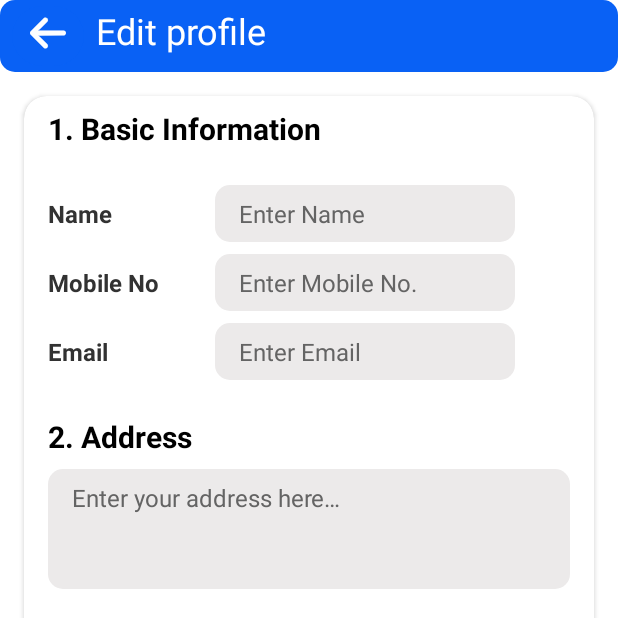
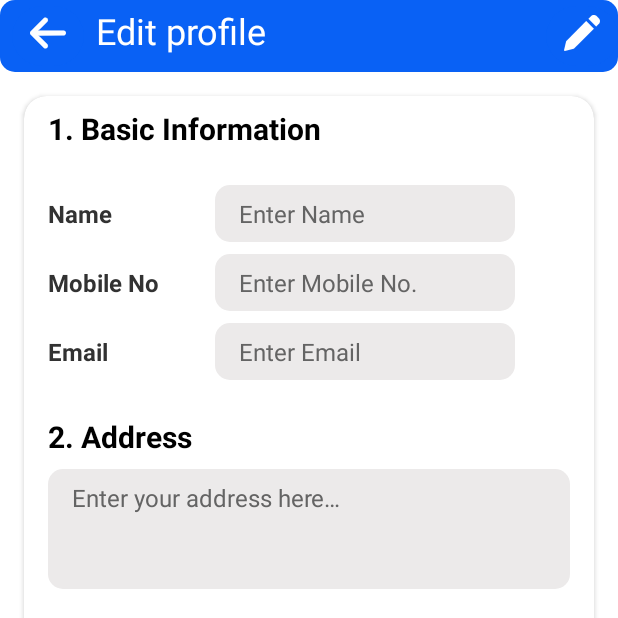
Before and after one commit to Omkharade318/A2-The-AI-learning-App, an Android app: the screen it shows after launch once a user with an empty profile is signed in (Edit_Profile), after a tap on "Edit profile", on a phone screen of 412 x 824 dp, the top half of it. Run offline under Robolectric (Android 15) with nearby library versions, the phone set to English and light mode, and no system bars; our stand-ins replace Firebase (no records; nobody signed in at launch, a user with empty details on screens opened directly), Room's generated code, navigation-ui; libraries missing offline, so code that uses them is left out: com.denzcoskun.imageslider; Roboto replaces fonts that are not available here; 6 statements that could not run were skipped; 1 other tap on this screen came first.

Commit message:
added functionality edit the info

```diff
--- a/app/src/main/AndroidManifest.xml
+++ b/app/src/main/AndroidManifest.xml
@@ -1,6 +1,8 @@
 <?xml version="1.0" encoding="utf-8"?>
 <manifest xmlns:android="http://schemas.android.com/apk/res/android"
     xmlns:tools="http://schemas.android.com/tools">
+
+    <uses-permission android:name="android.permission.POST_NOTIFICATIONS" />
 
     <application
         android:allowBackup="true"
--- a/app/src/main/java/com/example/a2lytics/data/UserViewModel.kt
+++ b/app/src/main/java/com/example/a2lytics/data/UserViewModel.kt
@@ -9,7 +9,7 @@ import kotlinx.coroutines.launch
 
 class UserViewModel(application: Application): AndroidViewModel(application = application) {
 
-    private val readAllData: LiveData<List<User>>
+    val readAllData: LiveData<List<User>>
     private val repository: UserRepository
 
     init {
--- a/app/src/main/java/com/example/a2lytics/drawer/Edit_Profile.kt
+++ b/app/src/main/java/com/example/a2lytics/drawer/Edit_Profile.kt
@@ -32,7 +32,15 @@ class Edit_Profile : AppCompatActivity() {
         }
         userViewModel = ViewModelProvider(this).get(UserViewModel::class.java)
 
-        binding.submitButton.setOnClickListener{
+        // Observe user data changes
+        userViewModel.readAllData.observe(this) { users ->
+            if (users.isNotEmpty()) {
+                val lastUser = users.last()
+                displayUserData(lastUser)
+            }
+        }
+
+        binding.submitButton.setOnClickListener {
             insertDataToDataBase()
         }
 
@@ -40,7 +48,34 @@ class Edit_Profile : AppCompatActivity() {
             finish()
         }
 
+        binding.editBtn.setOnClickListener {
+            setFieldsEditable(true)
+            Toast.makeText(this, "You can now edit your profile", Toast.LENGTH_SHORT).show()
+        }
+    }
 
+    private fun displayUserData(user: User) {
+        binding.apply {
+            userName.setText(user.userName)
+            userMobileNo.setText(user.mobileNumber)
+            userEmail.setText(user.email)
+            userAddress.setText(user.address)
+            schoolName.setText(user.schoolName)
+            educationBoard.setText(user.educationBoard)
+            userClass.setText(user.userClass)
+        }
+    }
+
+    private fun setFieldsEditable(editable: Boolean) {
+        binding.apply {
+            userName.isEnabled = editable
+            userMobileNo.isEnabled = editable
+            userEmail.isEnabled = editable
+            userAddress.isEnabled = editable
+            schoolName.isEnabled = editable
+            educationBoard.isEnabled = editable
+            userClass.isEnabled = editable
+        }
     }
 
     private fun insertDataToDataBase() {
@@ -62,22 +97,37 @@ class Edit_Profile : AppCompatActivity() {
                 schoolName = schoolName,
                 educationBoard = educationBoardName,
                 userClass = userClass
-                )
+            )
 
             userViewModel.addUser(user)
             Toast.makeText(this, "Successfully added!", Toast.LENGTH_LONG).show()
-        }
-        else{
+
+            // Make fields uneditable after saving
+            setFieldsEditable(false)
+
+            // Change button text to indicate edit mode
+            binding.submitButton.text = "Edit"
+
+            // Change button click listener to toggle edit mode
+            binding.submitButton.setOnClickListener {
+                val isEditing = binding.userName.isEnabled
+                if (isEditing) {
+                    insertDataToDataBase()
+                } else {
+                    setFieldsEditable(true)
+                    binding.submitButton.text = "Save"
+                }
+            }
+        } else {
             Toast.makeText(this, "Please fill out all fields.", Toast.LENGTH_LONG).show()
         }
     }
 
-    private fun  inputCheck(name: String, mobileNo: String, email: String, address: String, schoolName: String, educationBoardName: String, userClass: String): Boolean{
-       return !(
-               TextUtils.isEmpty(name) && TextUtils.isEmpty(mobileNo) &&
-               TextUtils.isEmpty(email) && TextUtils.isEmpty(address) &&
-               TextUtils.isEmpty(schoolName) && TextUtils.isEmpty(educationBoardName) &&
-               TextUtils.isEmpty(userClass)
-               )
+    private fun inputCheck(name: String, mobileNo: String, email: String, address: String,
+                         schoolName: String, educationBoardName: String, userClass: String): Boolean {
+        return !(TextUtils.isEmpty(name) || TextUtils.isEmpty(mobileNo) ||
+                TextUtils.isEmpty(email) || TextUtils.isEmpty(address) ||
+                TextUtils.isEmpty(schoolName) || TextUtils.isEmpty(educationBoardName) ||
+                TextUtils.isEmpty(userClass))
     }
 }
--- /dev/null
+++ b/app/src/main/res/drawable/edit_icon.xml
@@ -0,0 +1,191 @@
+<vector xmlns:android="http://schemas.android.com/apk/res/android" xmlns:aapt="http://schemas.android.com/aapt"
+    android:viewportWidth="512"
+    android:viewportHeight="512"
+    android:width="24dp"
+    android:height="24dp">
+    <path
+        android:pathData="M424.5 0L427 0.5L424.5 1L424.5 0Z"
+        android:fillColor="#FFFFFF"
+        android:fillAlpha="0.8509804"
+        android:strokeColor="#FFFFFF"
+        android:strokeAlpha="0.8509804"
+        android:strokeWidth="1" />
+    <path
+        android:pathData="M414.5 1L417 1.5L414.5 2L414.5 1Z"
+        android:fillColor="#FFFFFF"
+        android:fillAlpha="0.8509804"
+        android:strokeColor="#FFFFFF"
+        android:strokeAlpha="0.8509804"
+        android:strokeWidth="1" />
+    <path
+        android:pathData="M433.5 1L436 1.5L433.5 2L433.5 1Z"
+        android:fillColor="#FFFFFF"
+        android:fillAlpha="0.8509804"
+        android:strokeColor="#FFFFFF"
+        android:strokeAlpha="0.8509804"
+        android:strokeWidth="1" />
+    <path
+        android:pathData="M438.5 2L441 2.5L438.5 3L438.5 2Z"
+        android:fillColor="#FFFFFF"
+        android:fillAlpha="0.8509804"
+        android:strokeColor="#FFFFFF"
+        android:strokeAlpha="0.8509804"
+        android:strokeWidth="1" />
+    <path
+        android:pathData="M399.5 6L401 6.5L398.5 8L399.5 6Z"
+        android:fillColor="#FFFFFF"
+        android:fillAlpha="0.8509804"
+        android:strokeColor="#FFFFFF"
+        android:strokeAlpha="0.8509804"
+        android:strokeWidth="1" />
+    <path
+        android:pathData="M454.5 8L455.5 10L454.5 8Z"
+        android:fillColor="#FFFFFF"
+        android:fillAlpha="0.8509804"
+        android:strokeColor="#FFFFFF"
+        android:strokeAlpha="0.8509804"
+        android:strokeWidth="1" />
+    <path
+        android:pathData="M394.5 9L393.5 11L394.5 9Z"
+        android:fillColor="#FFFFFF"
+        android:fillAlpha="0.8509804"
+        android:strokeColor="#FFFFFF"
+        android:strokeAlpha="0.8509804"
+        android:strokeWidth="1" />
+    <path
+        android:pathData="M457.5 10L458.5 12L457.5 10Z"
+        android:fillColor="#FFFFFF"
+        android:fillAlpha="0.8509804"
+        android:strokeColor="#FFFFFF"
+        android:strokeAlpha="0.8509804"
+        android:strokeWidth="1" />
+    <path
+        android:pathData="M391.5 11L388.5 15L391.5 11Z"
+        android:fillColor="#FFFFFF"
+        android:fillAlpha="0.8509804"
+        android:strokeColor="#FFFFFF"
+        android:strokeAlpha="0.8509804"
+        android:strokeWidth="1" />
+    <path
+        android:pathData="M462.5 14L498.5 51L462.5 14Z"
+        android:fillColor="#FFFFFF"
+        android:fillAlpha="0.8509804"
+        android:strokeColor="#FFFFFF"
+        android:strokeAlpha="0.8509804"
+        android:strokeWidth="1" />
+    <path
+        android:pathData="M500.5 53L501.5 55L500.5 53Z"
+        android:fillColor="#FFFFFF"
+        android:fillAlpha="0.8509804"
+        android:strokeColor="#FFFFFF"
+        android:strokeAlpha="0.8509804"
+        android:strokeWidth="1" />
+    <path
+        android:pathData="M348.5 55L456.5 164L348.5 55Z"
+        android:fillColor="#FFFFFF"
+        android:fillAlpha="0.8509804"
+        android:strokeColor="#FFFFFF"
+        android:strokeAlpha="0.8509804"
+        android:strokeWidth="1" />
+    <path
+        android:pathData="M502.5 56L503.5 58L502.5 56Z"
+        android:fillColor="#FFFFFF"
+        android:fillAlpha="0.8509804"
+        android:strokeColor="#FFFFFF"
+        android:strokeAlpha="0.8509804"
+        android:strokeWidth="1" />
+    <path
+        android:pathData="M511.5 79L512 84.5L511 84.5L511.5 79Z"
+        android:fillColor="#FFFFFF"
+        android:fillAlpha="0.8509804"
+        android:strokeColor="#FFFFFF"
+        android:strokeAlpha="0.8509804"
+        android:strokeWidth="1" />
+    <path
+        android:pathData="M316.5 86L425.5 196L316.5 86Z"
+        android:fillColor="#FFFFFF"
+        android:fillAlpha="0.8509804"
+        android:strokeColor="#FFFFFF"
+        android:strokeAlpha="0.8509804"
+        android:strokeWidth="1" />
+    <path
+        android:pathData="M511.5 88L512 93.5L511 93.5L511.5 88Z"
+        android:fillColor="#FFFFFF"
+        android:fillAlpha="0.8509804"
+        android:strokeColor="#FFFFFF"
+        android:strokeAlpha="0.8509804"
+        android:strokeWidth="1" />
+    <path
+        android:pathData="M504.5 114L503.5 116L504.5 114Z"
+        android:fillColor="#FFFFFF"
+        android:fillAlpha="0.8509804"
+        android:strokeColor="#FFFFFF"
+        android:strokeAlpha="0.8509804"
+        android:strokeWidth="1" />
+    <path
+        android:pathData="M502.5 117L501.5 119L502.5 117Z"
+        android:fillColor="#FFFFFF"
+        android:fillAlpha="0.8509804"
+        android:strokeColor="#FFFFFF"
+        android:strokeAlpha="0.8509804"
+        android:strokeWidth="1" />
+    <path
+        android:pathData="M500.5 120L497.5 124L500.5 120Z"
+        android:fillColor="#FFFFFF"
+        android:fillAlpha="0.8509804"
+        android:strokeColor="#FFFFFF"
+        android:strokeAlpha="0.8509804"
+        android:strokeWidth="1" />
+    <path
+        android:pathData="M33.5 369L32.5 371L33.5 369Z"
+        android:fillColor="#FFFFFF"
+        android:fillAlpha="0.8509804"
+        android:strokeColor="#FFFFFF"
+        android:strokeAlpha="0.8509804"
+        android:strokeWidth="1" />
+    <path
+        android:pathData="M142.5 478L141.5 480L140 479.5L142.5 478Z"
+        android:fillColor="#FFFFFF"
+        android:fillAlpha="0.8509804"
+        android:strokeColor="#FFFFFF"
+        android:strokeAlpha="0.8509804"
+        android:strokeWidth="1" />
+    <path
+        android:pathData="M0.5 497L1 499.5L0 499.5L0.5 497Z"
+        android:fillColor="#FFFFFF"
+        android:fillAlpha="0.8509804"
+        android:strokeColor="#FFFFFF"
+        android:strokeAlpha="0.8509804"
+        android:strokeWidth="1" />
+    <path
+        android:pathData="M1.5 505L5 509.5L1 506.5L1.5 505Z"
+        android:fillColor="#FFFFFF"
+        android:fillAlpha="0.8509804"
+        android:strokeColor="#FFFFFF"
+        android:strokeAlpha="0.8509804"
+        android:strokeWidth="1" />
+    <path
+        android:pathData="M8.5 511L11 511.5L8.5 512L8.5 511Z"
+        android:fillColor="#FFFFFF"
+        android:fillAlpha="0.8509804"
+        android:strokeColor="#FFFFFF"
+        android:strokeAlpha="0.8509804"
+        android:strokeWidth="1" />
+    <path
+        android:pathData="M12.5 511L15 511.5L12.5 512L12.5 511Z"
+        android:fillColor="#FFFFFF"
+        android:fillAlpha="0.8509804"
+        android:strokeColor="#FFFFFF"
+        android:strokeAlpha="0.8509804"
+        android:strokeWidth="1" />
+    <path
+        android:pathData="M417.5 1L432.5 1L441.5 3L453.5 8L459.5 12L500 52.5L508 66.5L511 76.5L512 87.5L511 88.5L511 97.5L508 107.5L501 119.5L457.5 164L348 54.5L387.5 15Q398.6 4.1 417.5 1Z"
+        android:fillColor="#FFFFFF"
+        android:strokeColor="#FFFFFF"
+        android:strokeWidth="1" />
+    <path
+        android:pathData="M315.5 87L425 195.5L143.5 478L136.5 481L11.5 512Q4.9 511.1 2 506.5L0 500.5L32 371.5L34 368.5L315.5 87Z"
+        android:fillColor="#FFFFFF"
+        android:strokeColor="#FFFFFF"
+        android:strokeWidth="1" />
+</vector>
--- a/app/src/main/res/layout/activity_edit_profile.xml
+++ b/app/src/main/res/layout/activity_edit_profile.xml
@@ -56,6 +56,15 @@
                     app:layout_constraintStart_toStartOf="parent"
                     app:layout_constraintTop_toTopOf="parent"
                     />
+
+                <Button
+                    android:id="@+id/editBtn"
+                    android:layout_width="48dp"
+                    android:layout_height="48dp"
+                    android:backgroundTint="#0961f5"
+                    android:drawableTop="@drawable/edit_icon"
+                    app:layout_constraintEnd_toEndOf="parent"
+                    app:layout_constraintTop_toTopOf="parent" />
 
             </androidx.constraintlayout.widget.ConstraintLayout>
 
--- a/gradle.properties
+++ b/gradle.properties
@@ -21,3 +21,4 @@ kotlin.code.style=official
 # resources declared in the library itself and none from the library's dependencies,
 # thereby reducing the size of the R class for that library
 android.nonTransitiveRClass=true
+android.javaCompile.suppressSourceTargetDeprecationWarning=true
--- a/gradle/libs.versions.toml
+++ b/gradle/libs.versions.toml
@@ -17,6 +17,7 @@ googleGmsGoogleServices = "4.4.2"
 firebaseAuth = "23.1.0"
 firebaseDatabase = "21.0.0"
 firebaseStorage = "21.0.1"
+ksp = "1.9.0-1.0.13"
 
 [libraries]
 androidx-core-ktx = { group = "androidx.core", name = "core-ktx", version.ref = "coreKtx" }
@@ -39,3 +40,4 @@ firebase-storage = { group = "com.google.firebase", name = "firebase-storage", v
 android-application = { id = "com.android.application", version.ref = "agp" }
 jetbrains-kotlin-android = { id = "org.jetbrains.kotlin.android", version.ref = "kotlin" }
 google-gms-google-services = { id = "com.google.gms.google-services", version.ref = "googleGmsGoogleServices" }
+ksp = { id = "com.google.devtools.ksp", version.ref = "ksp" }
```
Also changed, not shown: app/build.gradle.kts (+11 -10 lines).
